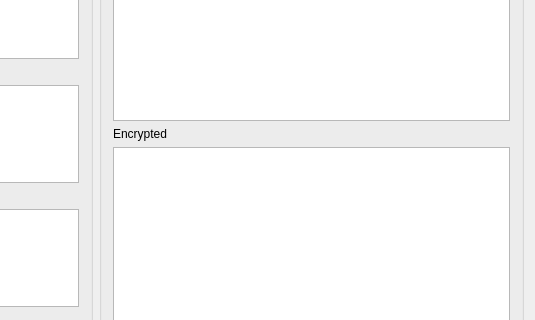
This is mainwindow.ui in mtzstngl/RSA_Encryption as Qt 5 draws it before an edit; both pictures show x 344 to 879 and y 281 to 601 of the 879 by 737 pixel window. The edited form follows.
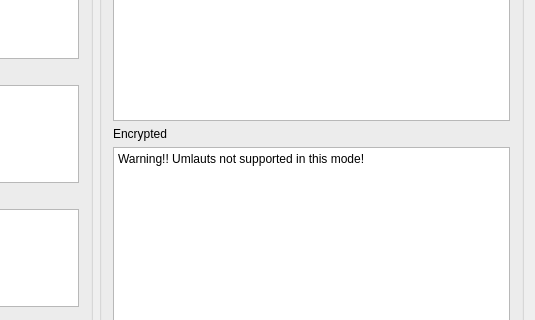
This is the edited form.

Commit message: change QTextEdit to QPlainTextEdit add warning to RSA enc method that umlauts aren't supported add clear() methods in front of every insert

Patch:
```diff
--- a/mainwindow.ui
+++ b/mainwindow.ui
@@ -237,7 +237,11 @@
             </widget>
            </item>
            <item>
-            <widget class="QTextEdit" name="output_textedit"/>
+            <widget class="QPlainTextEdit" name="output_textedit">
+             <property name="plainText">
+              <string>Warning!! Umlauts not supported in this mode!</string>
+             </property>
+            </widget>
            </item>
           </layout>
          </item>
```
Left out of the diff: 12 changed lines with no effect on the pictures. The commit also changes 2 other files.
